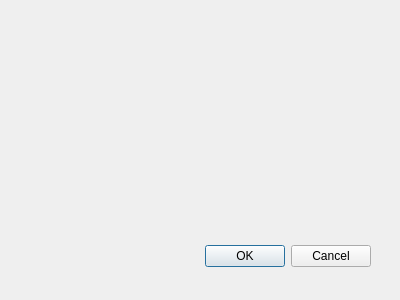
The window that gamestart.ui (nichogenius/ProxySweep) describes before a commit, drawn with Qt 5.
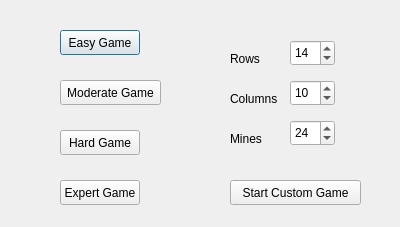
The same window after the commit.

```diff
--- a/gamestart.ui
+++ b/gamestart.ui
@@ -9,26 +9,162 @@
     <x>0</x>
     <y>0</y>
     <width>400</width>
-    <height>300</height>
+    <height>227</height>
    </rect>
   </property>
   <property name="windowTitle">
    <string>Dialog</string>
   </property>
-  <widget class="QDialogButtonBox" name="buttonBox">
+  <widget class="QPushButton" name="EasyGame">
    <property name="geometry">
     <rect>
-     <x>30</x>
-     <y>240</y>
-     <width>341</width>
-     <height>32</height>
+     <x>60</x>
+     <y>30</y>
+     <width>80</width>
+     <height>25</height>
     </rect>
    </property>
-   <property name="orientation">
-    <enum>Qt::Horizontal</enum>
+   <property name="text">
+    <string>Easy Game</string>
    </property>
-   <property name="standardButtons">
-    <set>QDialogButtonBox::Cancel|QDialogButtonBox::Ok</set>
+  </widget>
+  <widget class="QPushButton" name="ModerateGame">
+   <property name="geometry">
+    <rect>
+     <x>60</x>
+     <y>80</y>
+     <width>101</width>
+     <height>25</height>
+    </rect>
+   </property>
+   <property name="text">
+    <string>Moderate Game</string>
+   </property>
+  </widget>
+  <widget class="QPushButton" name="HardGame">
+   <property name="geometry">
+    <rect>
+     <x>60</x>
+     <y>130</y>
+     <width>80</width>
+     <height>25</height>
+    </rect>
+   </property>
+   <property name="text">
+    <string>Hard Game</string>
+   </property>
+  </widget>
+  <widget class="QPushButton" name="ExpertGame">
+   <property name="geometry">
+    <rect>
+     <x>60</x>
+     <y>180</y>
+     <width>80</width>
+     <height>25</height>
+    </rect>
+   </property>
+   <property name="text">
+    <string>Expert Game</string>
+   </property>
+  </widget>
+  <widget class="QPushButton" name="StartCustomGame">
+   <property name="geometry">
+    <rect>
+     <x>230</x>
+     <y>180</y>
+     <width>131</width>
+     <height>25</height>
+    </rect>
+   </property>
+   <property name="text">
+    <string>Start Custom Game</string>
+   </property>
+  </widget>
+  <widget class="QSpinBox" name="RowSelector">
+   <property name="geometry">
+    <rect>
+     <x>290</x>
+     <y>40</y>
+     <width>45</width>
+     <height>26</height>
+    </rect>
+   </property>
+   <property name="minimum">
+    <number>3</number>
+   </property>
+   <property name="value">
+    <number>14</number>
+   </property>
+  </widget>
+  <widget class="QSpinBox" name="ColumnSelector">
+   <property name="geometry">
+    <rect>
+     <x>290</x>
+     <y>80</y>
+     <width>45</width>
+     <height>26</height>
+    </rect>
+   </property>
+   <property name="minimum">
+    <number>3</number>
+   </property>
+   <property name="value">
+    <number>10</number>
+   </property>
+  </widget>
+  <widget class="QSpinBox" name="MineSelector">
+   <property name="geometry">
+    <rect>
+     <x>290</x>
+     <y>120</y>
+     <width>45</width>
+     <height>26</height>
+    </rect>
+   </property>
+   <property name="minimum">
+    <number>1</number>
+   </property>
+   <property name="value">
+    <number>24</number>
+   </property>
+  </widget>
+  <widget class="QLabel" name="label">
+   <property name="geometry">
+    <rect>
+     <x>230</x>
+     <y>50</y>
+     <width>53</width>
+     <height>17</height>
+    </rect>
+   </property>
+   <property name="text">
+    <string>Rows</string>
+   </property>
+  </widget>
+  <widget class="QLabel" name="label_2">
+   <property name="geometry">
+    <rect>
+     <x>230</x>
+     <y>90</y>
+     <width>53</width>
+     <height>17</height>
+    </rect>
+   </property>
+   <property name="text">
+    <string>Columns</string>
+   </property>
+  </widget>
+  <widget class="QLabel" name="label_3">
+   <property name="geometry">
+    <rect>
+     <x>230</x>
+     <y>130</y>
+     <width>53</width>
+     <height>17</height>
+    </rect>
+   </property>
+   <property name="text">
+    <string>Mines</string>
    </property>
   </widget>
  </widget>
```
Left out of the diff: 40 changed lines with no effect on the pictures.
